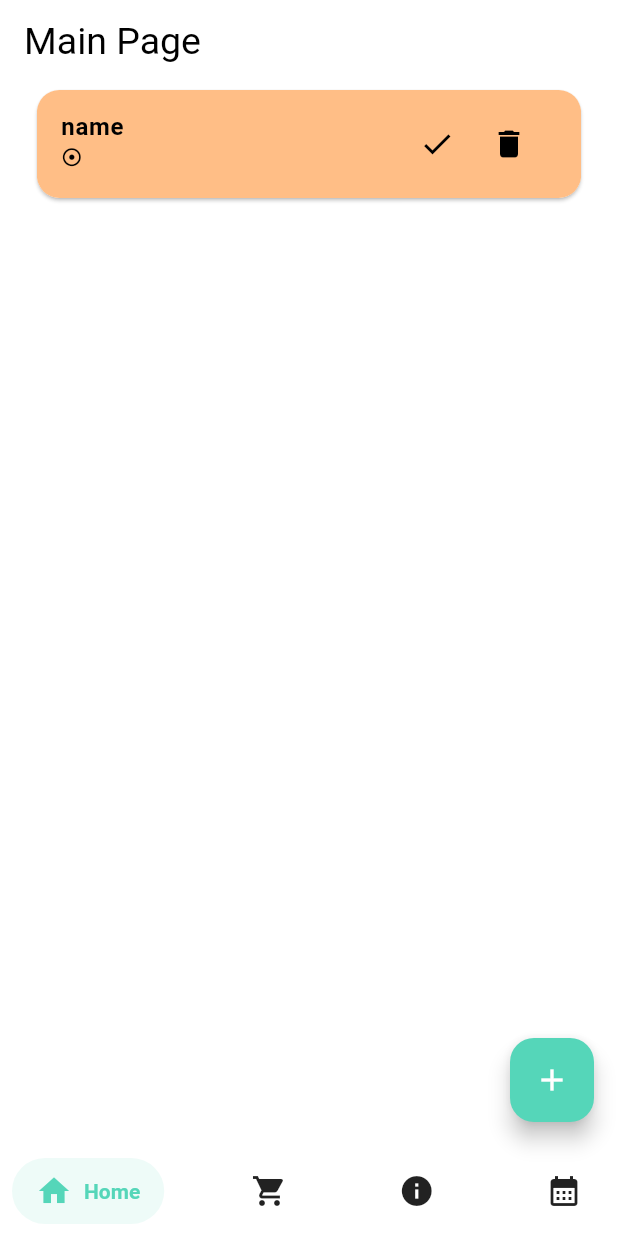
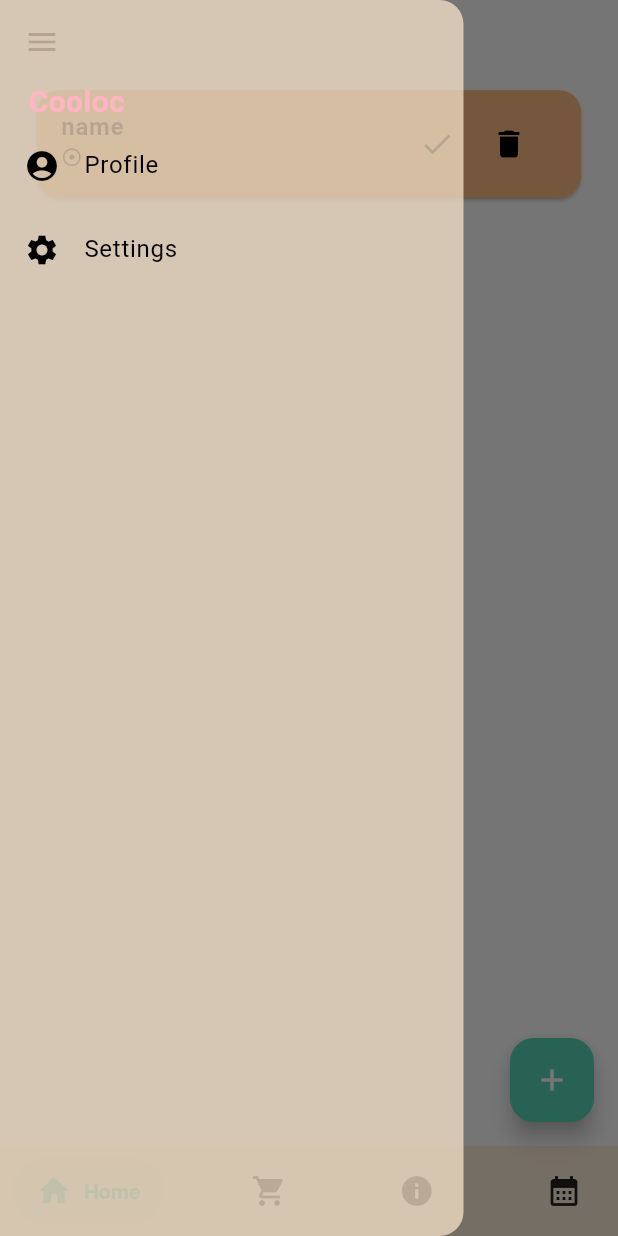
Before and after one commit to moombba/Cooloc, a Flutter app: the screen it shows after launch, with the side drawer open (before the commit the screen has no drawer), on a phone screen of 412 x 824 dp. Run offline on Flutter 3.47's test engine with Material 2 defaults, Android fonts, the phone set to English and light mode, and no system bars; drawn by our look-alikes of salomon_bottom_bar; our stand-ins replace flutter_riverpod, freezed_annotation, riverpod_annotation; generated files the repository leaves out were written again; Roboto replaces fonts that are missing (Nunito).

Commit message:
add drawer, changed color, fix name formating

```diff
--- a/lib/pages/main_page.dart
+++ b/lib/pages/main_page.dart
@@ -1,4 +1,6 @@
 import 'package:afgf_front/pages/tasks_page.dart';
+import 'package:afgf_front/theme/colors.dart';
+import 'package:afgf_front/widgets/drawer.dart';
 import 'package:afgf_front/widgets/pop_up_content.dart';
 import 'package:flutter/material.dart';
 import 'package:salomon_bottom_bar/salomon_bottom_bar.dart';
@@ -68,6 +70,7 @@ class _MainPageState extends State<MainPage> {
   @override
   Widget build(BuildContext context) {
     var navigationBar = SalomonBottomBar(
+      backgroundColor: backgroundColor,
       currentIndex: _currentIndex,
       onTap: (i) => setState(() => _currentIndex = i),
       items: [
@@ -102,8 +105,8 @@ class _MainPageState extends State<MainPage> {
 
     return Scaffold(
         appBar: AppBar(
-          title: const Text('Main Page'),
         ),
+        drawer: const MyDrawer(),
         body: _children[_currentIndex],
         floatingActionButton: getFab(context),
         bottomNavigationBar: navigationBar);
--- a/lib/providers/task_provider.dart
+++ b/lib/providers/task_provider.dart
@@ -13,7 +13,7 @@ class TaskListDisplay extends _$TaskListDisplay {
   List<Task> build() =>
       [Task(name: "name", weight: 1, recurrence: Duration.zero, isDone: false)];
 
-  String _formatTaskName(String name) => "${name[0].toUpperCase} + ${name.substring(1)}";
+  String _formatTaskName(String name) => "${name[0].toUpperCase()}${name.substring(1)}";
   void addTask({
     required String name,
     required int weight,
@@ -29,7 +29,6 @@ class TaskListDisplay extends _$TaskListDisplay {
   }
 
   void removeTask(int index) {
-    print(index);
     List<Task> newState = [...state];
     newState.removeAt(index);
     state = newState;
--- a/lib/theme/colors.dart
+++ b/lib/theme/colors.dart
@@ -2,7 +2,7 @@ import 'dart:ui';
 
 const Color primaryColor = Color(0xFF55D6B9);
 const Color secondaryColor = Color(0xFFFFBE86);
-const Color backgroundColor = Color(0xFFFFE9CE);
+const Color backgroundColor = Color.fromARGB(180, 255, 233, 206);
 
 const Color pink = Color(0xFFFFB5C2);
 const Color yellow = Color(0xFFFFE156);
--- /dev/null
+++ b/lib/widgets/drawer.dart
@@ -0,0 +1,67 @@
+import 'package:afgf_front/theme/colors.dart';
+import 'package:flutter/material.dart';
+
+class ProfilePage extends StatelessWidget {
+  const ProfilePage({super.key});
+
+  @override
+  Widget build(BuildContext context) {
+    return Scaffold(
+      appBar: AppBar(
+        title: const Text("Profile Page"),
+      ),
+      body: const Center(child: Text("This is the Profile Page")),
+    );
+  }
+}
+
+class SettingsPage extends StatelessWidget {
+  const SettingsPage({super.key});
+
+  @override
+  Widget build(BuildContext context) {
+    return Scaffold(
+      appBar: AppBar(
+        title: const Text("Settings Page"),
+      ),
+      body: const Center(child: Text("This is the Settings Page")),
+    );
+  }
+}
+class MyDrawer extends StatelessWidget {
+  const MyDrawer({super.key});
+
+  @override
+  Widget build(BuildContext context) {
+    return Drawer(
+      backgroundColor: backgroundColor,
+      width: MediaQuery.of(context).size.width * 0.75,
+      child: ListView(
+        padding: EdgeInsets.zero,
+        children: <Widget>[
+          SizedBox(height: MediaQuery.of(context).size.height * 0.1, child: Align(alignment: Alignment(-0.845, 1.0),child: Text("Cooloc", style: TextStyle(fontSize: 20, fontWeight: FontWeight.w700, color: pink),)),),
+          ListTile(
+            leading: const Icon(Icons.account_circle),
+            title: const Text('Profile'),
+            onTap: () {
+              Navigator.push(
+                context,
+                MaterialPageRoute(builder: (context) => const ProfilePage()),
+              );
+            },
+          ),
+          ListTile(
+            leading: const Icon(Icons.settings),
+            title: const Text('Settings'),
+            onTap: () {
+              Navigator.push(
+                context,
+                MaterialPageRoute(builder: (context) => const SettingsPage()),
+              );
+            },
+          ),
+        ],
+      ),
+    );
+  }
+}
```
